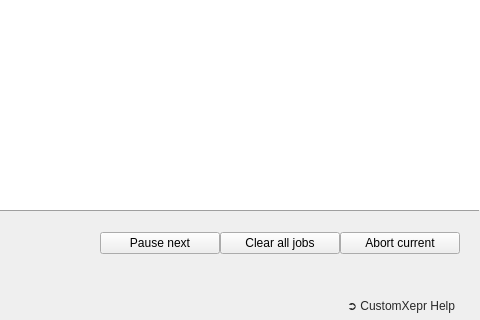
Qt form customxepr/gui/manager_window_macos.ui (OE-FET/customxepr) before a commit; both pictures show x 327 to 807 and y 344 to 664 of the 807 by 664 pixel window.
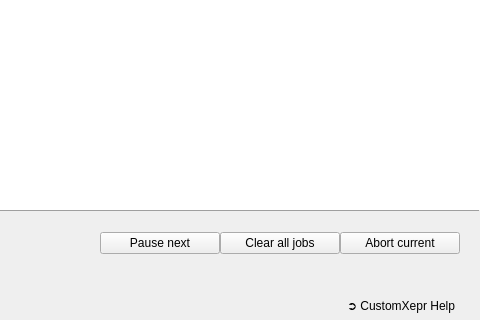
The same form after that commit.

Commit message: use default text color for help link

Patch:
```diff
--- a/customxepr/gui/manager_window_macos.ui
+++ b/customxepr/gui/manager_window_macos.ui
@@ -120,7 +120,6 @@
 	border-style: rgba(0, 0, 0, 0);
 	border-radius: 7px;
 	background:  rgba(0, 0, 0, 0);
-	color: rgb(40, 40, 40);
 	padding-right: 3px;
 	padding-left: 3px;
 }
```
The commit also changes 1 other file.
